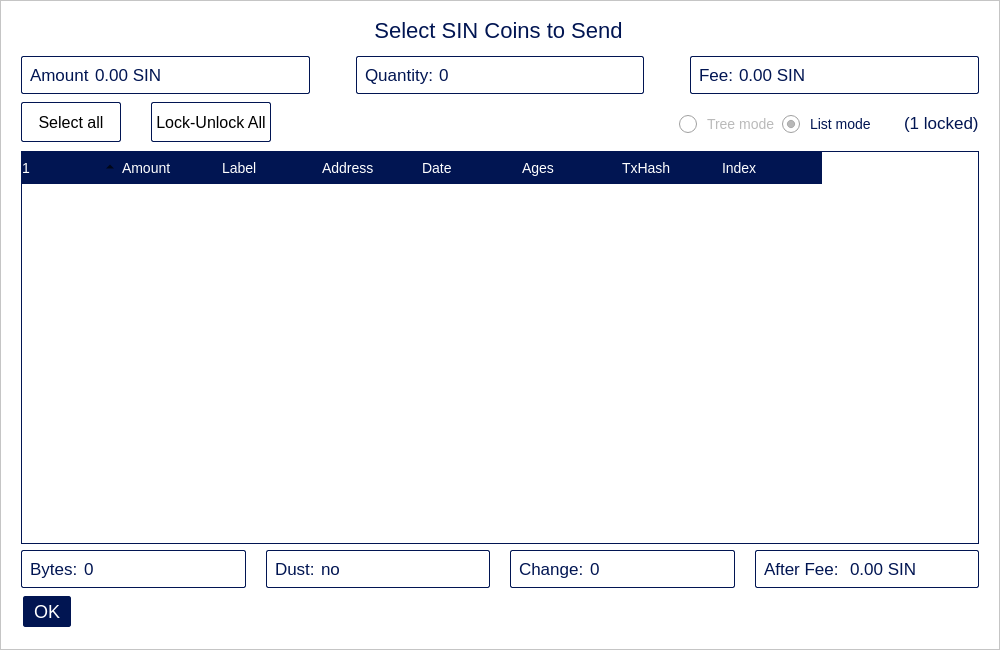
Before: the Qt Designer form src/qt/forms/coincontroldialog.ui in hardwarewise/SIN-core, drawn with Qt 5.
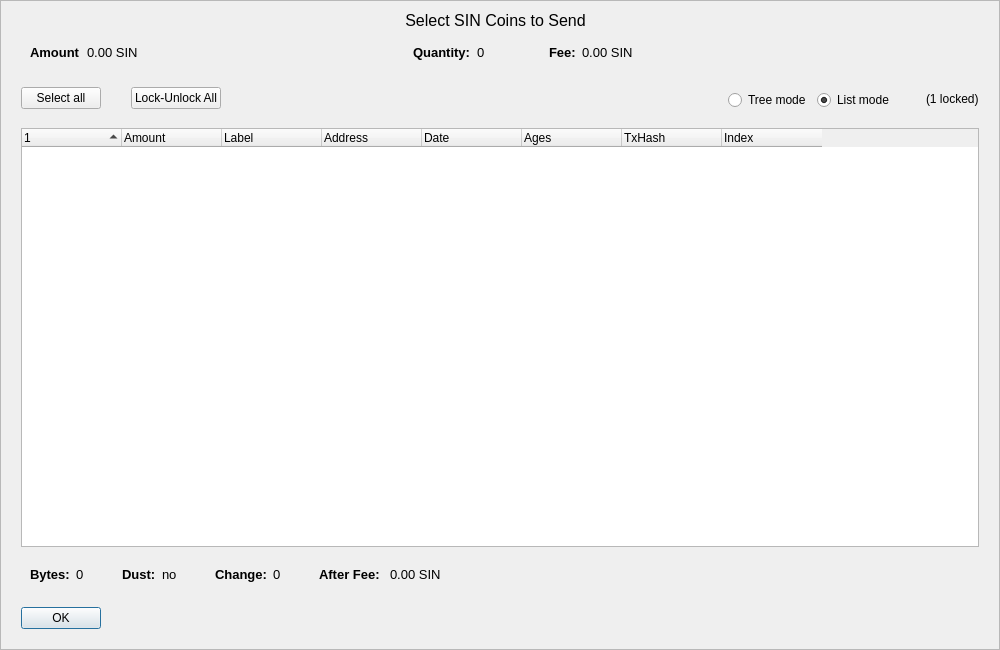
After: the same form once the commit is applied. Icons and pictures are not drawn. Custom widgets are drawn as their Qt base class.

Diff of the .ui file:
```diff
--- a/src/qt/forms/coincontroldialog.ui
+++ b/src/qt/forms/coincontroldialog.ui
@@ -44,183 +44,7 @@
       <number>0</number>
      </property>
      <property name="styleSheet">
-      <string notr="true">QFrame {
-background-color : #FFFFFF;
-}
-#btnEsc {
-    qproperty-icon: url(&quot;:/images/close&quot;) off,
-    url(&quot;:/images/close&quot;) on ;
-    qproperty-iconSize: 24px 24px;
-    background-color: transparent;
-    border:none;
-}
-
-#treeWidget {
-    border:1px solid #011552;
-    background-color:#FFFFFF;
-    background-position:center;
-    background-repeat:no-repeat;
-    selection-background-color:#DAEBF6;
-    selection-color: white;
-    font-size:14px;
-    border-radius:0px;
-    color: #707070;
-}
-
-#treeWidget::indicator:first:checked{
-    image: url(&quot;://images/checked&quot;);
-}
-#treeWidget::indicator:middle:checked{
-        image: url(&quot;://images/checked&quot;);
-}
-
-#treeWidget::indicator {
-    width: 24px;
-    height: 24px;
-}
-
-#treeWidget::indicator:indeterminate {
-    image: url(&quot;://images/indeterminate&quot;);
-}
-
-#treeWidget::indicator:unchecked {
-    image: url(&quot;://images/unchecked&quot;);
-}
-
-#treeWidget::indicator:checked {
-    image: url(&quot;://images/checked&quot;);
-}
-
-#treeWidget::item {
-    border:none;
-    border-bottom: 1px solid #bababa;
-    border-radius:0px;
-    color: #707070;
-    padding-top: 6px;
-    padding-bottom: 6px;
-    background-color:rgba(255,255,255,100);
-}
-
-#treeWidget::branch:closed:has-children:!has-siblings {
-    border-image: none;
-    background-color:rgba(255,255,255,100);
-    image: url(&quot;://images/rightArrow_small&quot;);
-    border-bottom: 1px solid #bababa;
-}
-
-#treeWidget::branch:closed:has-children:has-siblings {
-    border-image: none;
-    background-color:rgba(255,255,255,100);
-    image: url(&quot;://images/rightArrow_small&quot;);
-    border-bottom: 1px solid #bababa;
-}
-
-
-#treeWidget::branch:open:has-children:!has-siblings,
-#treeWidget::branch:open:has-children:has-siblings {
-    border-image: none;
-    image: url(&quot;://images/downArrow_small&quot;);
-    border-bottom: 1px solid #bababa;
-}
-
-#treeWidget::item:hover {
-    border:none;
-    border-bottom: 1px solid #bababa;
-    border-radius:0px;
-    color: #707070;
-    background-color:#ececec;
-}
-
-#treeWidget::item:selected {
-    border:none;
-    border-bottom: 1px solid #bababa;
-    border-radius:0px;
-    color: #707070;
-    background-color:#DAEBF6;
-}
-
-
-#treeWidget::item:hover:selected {
-    border:none;
-    border-bottom: 1px solid #bababa;
-    border-radius:0px;
-    color: #707070;
-    background-color:#DAEBF6;
-}
-
-
-#treeWidget::branch {
-    background-color: #FFFFFF;
-    selection-background-color:#DAEBF6;
-}
-
-#treeWidget::branch:selected {
-    background-color:#DAEBF6;
-}
-
-#treeWidget::branch:!selected {
-    background-color:#DAEBF6;
-}
-
-#treeWidget::branch:hover {
-    background-color:#f5f5f5;
-}
-
-#treeWidget::branch:!has-children {
-    background-color: #FFFFFF;
-}
-
-QHeaderView::section {
-    background-color: #011552;
-    color: #FFFFFF;
-    padding-top: 6px;
-    padding-bottom: 6px;
-    font-size:14px;
-    border:0px solid #011552;
-}
-
-QRadioButton:checked {
-    color: #011552;
-    font-size:14px;
-}
-
-QRadioButton:unchecked {
-    color: #bababa;
-    font-size:14px;
-}
-
-QRadioButton {
-    color: #bababa;
-    font-size:14px;
-    spacing:10px;
-}
-
-QRadioButton::indicator {
-    width:                  18px;
-    height:                 18px;
-}
-
-QRadioButton::indicator:checked {
-	image: url(':/images/radio_checked');
-}
-
-QRadioButton::indicator:unchecked {
-   image: url(':/images/radio_unchecked');
-}
-
-
-
-.QLabel  #labelCoinControlAfterFeeText, #labelCoinControlAmountText, #labelCoinControlBytesText, #labelCoinControlChangeText, #labelCoinControlLowOutputText, #labelCoinControlFeeText, #labelCoinControlQuantityText {
- color:#011552;
-  font-size:17px;
-}
-
-.QLabel  #labelCoinControlAfterFee, #labelCoinControlAmount, #labelCoinControlBytes, #labelCoinControlChange, #labelCoinControlLowOutput, #labelCoinControlFee, labelCoinControlQuantity { 
-color:#011552;
-    font-size:17px;
-}
-
-</string>
+      <string notr="true"/>
      </property>
      <property name="frameShape">
       <enum>QFrame::StyledPanel</enum>
@@ -267,19 +91,18 @@
           <property name="minimumSize">
            <size>
             <width>0</width>
-            <height>40</height>
+            <height>0</height>
            </size>
           </property>
           <property name="maximumSize">
            <size>
             <width>16777215</width>
-            <height>40</height>
+            <height>16777215</height>
            </size>
           </property>
           <property name="styleSheet">
-           <string notr="true">color:#011552;
-font-size:22px;
-padding-left:30px;</string>
+           <string notr="true">font-size:16px;
+</string>
           </property>
           <property name="text">
            <string>Select SIN Coins to Send</string>
@@ -305,25 +128,6 @@
           </property>
          </spacer>
         </item>
-        <item>
-         <widget class="QPushButton" name="btnEsc">
-          <property name="minimumSize">
-           <size>
-            <width>24</width>
-            <height>24</height>
-           </size>
-          </property>
-          <property name="maximumSize">
-           <size>
-            <width>24</width>
-            <height>24</height>
-           </size>
-          </property>
-          <property name="text">
-           <string/>
-          </property>
-         </widget>
-        </item>
        </layout>
       </item>
       <item>
@@ -338,14 +142,19 @@
          <widget class="QWidget" name="layoutAmount" native="true">
           <property name="styleSheet">
            <string notr="true">#layoutAmount {
-background-color:#FFFFFF;
-border:  1px solid #011552;
 border-radius:2px;
 }</string>
           </property>
           <layout class="QHBoxLayout" name="horizontalLayout_9" stretch="0,1">
            <item>
             <widget class="QLabel" name="labelCoinControlAmountText">
+             <property name="font">
+              <font>
+               <pointsize>10</pointsize>
+               <weight>75</weight>
+               <bold>true</bold>
+              </font>
+             </property>
              <property name="text">
               <string>Amount</string>
              </property>
@@ -353,6 +162,11 @@
            </item>
            <item>
             <widget class="QLabel" name="labelCoinControlAmount">
+             <property name="font">
+              <font>
+               <pointsize>10</pointsize>
+              </font>
+             </property>
              <property name="text">
               <string>0.00 SIN</string>
              </property>
@@ -381,14 +195,23 @@
          <widget class="QWidget" name="layoutQuantity" native="true">
           <property name="styleSheet">
            <string notr="true">#layoutQuantity {
-background-color:#FFFFFF;
-border:  1px solid #011552;
+
 border-radius:2px;
 }</string>
           </property>
-          <layout class="QHBoxLayout" name="horizontalLayout_10" stretch="0,1">
+          <layout class="QHBoxLayout" name="horizontalLayout_10" stretch="0,0">
            <item>
             <widget class="QLabel" name="labelCoinControlQuantityText">
+             <property name="font">
+              <font>
+               <pointsize>10</pointsize>
+               <weight>75</weight>
+               <bold>true</bold>
+              </font>
+             </property>
+             <property name="styleSheet">
+              <string notr="true"/>
+             </property>
              <property name="text">
               <string>Quantity:</string>
              </property>
@@ -396,9 +219,13 @@
            </item>
            <item>
             <widget class="QLabel" name="labelCoinControlQuantity">
+             <property name="font">
+              <font>
+               <pointsize>10</pointsize>
+              </font>
+             </property>
              <property name="styleSheet">
-              <string notr="true">color:#011552;
-    font-size:17px;</string>
+              <string notr="true"/>
              </property>
              <property name="text">
               <string>0</string>
@@ -428,14 +255,19 @@
          <widget class="QWidget" name="layoutFee" native="true">
           <property name="styleSheet">
            <string notr="true">#layoutFee {
-background-color:#FFFFFF;
-border:  1px solid #011552;
 border-radius:2px;
 }</string>
           </property>
-          <layout class="QHBoxLayout" name="horizontalLayout_11" stretch="0,1">
+          <layout class="QHBoxLayout" name="horizontalLayout_11" stretch="0,0">
            <item>
             <widget class="QLabel" name="labelCoinControlFeeText">
+             <property name="font">
+              <font>
+               <pointsize>10</pointsize>
+               <weight>75</weight>
+               <bold>true</bold>
+              </font>
+             </property>
              <property name="text">
               <string>Fee:</string>
              </property>
@@ -443,6 +275,11 @@
            </item>
            <item>
             <widget class="QLabel" name="labelCoinControlFee">
+             <property name="font">
+              <font>
+               <pointsize>10</pointsize>
+              </font>
+             </property>
              <property name="text">
               <string>0.00 SIN</string>
              </property>
@@ -451,6 +288,19 @@
           </layout>
          </widget>
         </item>
+        <item>
+         <spacer name="horizontalSpacer">
+          <property name="orientation">
+           <enum>Qt::Horizontal</enum>
+          </property>
+          <property name="sizeHint" stdset="0">
+           <size>
+            <width>40</width>
+            <height>20</height>
+           </size>
+          </property>
+         </spacer>
+        </item>
        </layout>
       </item>
       <item>
@@ -503,24 +353,18 @@
              </property>
              <property name="minimumSize">
               <size>
-               <width>100</width>
+               <width>0</width>
                <height>0</height>
               </size>
              </property>
              <property name="maximumSize">
               <size>
                <width>16777215</width>
-               <height>40</height>
+               <height>16777215</height>
               </size>
              </property>
              <property name="styleSheet">
-              <string notr="true">border:  1px solid #011552;
-height: 20px;    
-background-color:#FFFFFF;
-    padding:4px;
-    font-size:16px;
-    color: 011552;
-    border-radius: 2px;</string>
+              <string notr="true"/>
              </property>
              <property name="text">
               <string>Select all</string>
@@ -565,24 +409,18 @@
              </property>
              <property name="minimumSize">
               <size>
-               <width>100</width>
+               <width>0</width>
                <height>0</height>
               </size>
              </property>
              <property name="maximumSize">
               <size>
                <width>16777215</width>
-               <height>40</height>
+               <height>16777215</height>
               </size>
              </property>
              <property name="styleSheet">
-              <string notr="true">border:  1px solid #011552;
-height: 20px;    
-background-color:#FFFFFF;
-    padding:4px;
-    font-size:16px;
-    color: 011552;
-    border-radius: 2px;</string>
+              <string notr="true"/>
              </property>
              <property name="text">
               <string>Lock-Unlock All</string>
@@ -661,8 +499,7 @@
            <item>
             <widget class="QLabel" name="labelLocked">
              <property name="styleSheet">
-              <string notr="true">color:#011552;
-    font-size:17px;</string>
+              <string notr="true"/>
              </property>
              <property name="text">
               <string>(1 locked)</string>
@@ -690,6 +527,12 @@
           <property name="styleSheet">
            <string notr="true"/>
           </property>
+          <property name="iconSize">
+           <size>
+            <width>16</width>
+            <height>16</height>
+           </size>
+          </property>
           <property name="sortingEnabled">
            <bool>false</bool>
           </property>
@@ -757,21 +600,30 @@
         <property name="leftMargin">
          <number>20</number>
         </property>
+        <property name="topMargin">
+         <number>5</number>
+        </property>
         <property name="rightMargin">
          <number>20</number>
         </property>
+        <property name="bottomMargin">
+         <number>10</number>
+        </property>
         <item>
          <widget class="QWidget" name="layoutBytes" native="true">
           <property name="styleSheet">
-           <string notr="true">#layoutBytes {
-background-color:#FFFFFF;
-border:  1px solid #011552;
-border-radius:2px;
-}</string>
+           <string notr="true"/>
           </property>
-          <layout class="QHBoxLayout" name="horizontalLayout_4" stretch="0,1">
+          <layout class="QHBoxLayout" name="horizontalLayout_4" stretch="0,0">
            <item>
             <widget class="QLabel" name="labelCoinControlBytesText">
+             <property name="font">
+              <font>
+               <pointsize>10</pointsize>
+               <weight>75</weight>
+               <bold>true</bold>
+              </font>
+             </property>
              <property name="text">
               <string>Bytes:</string>
              </property>
@@ -779,6 +631,11 @@
            </item>
            <item>
             <widget class="QLabel" name="labelCoinControlBytes">
+             <property name="font">
+              <font>
+               <pointsize>10</pointsize>
+              </font>
+             </property>
              <property name="text">
               <string>0</string>
              </property>
@@ -790,15 +647,18 @@
         <item>
          <widget class="QWidget" name="layoutDust" native="true">
           <property name="styleSheet">
-           <string notr="true">#layoutDust {
-background-color:#FFFFFF;
-border:  1px solid #011552;
-border-radius:2px;
-}</string>
+           <string notr="true"/>
           </property>
-          <layout class="QHBoxLayout" name="horizontalLayout_5" stretch="0,1">
+          <layout class="QHBoxLayout" name="horizontalLayout_5" stretch="0,0">
            <item>
             <widget class="QLabel" name="labelCoinControlLowOutputText">
+             <property name="font">
+              <font>
+               <pointsize>10</pointsize>
+               <weight>75</weight>
+               <bold>true</bold>
+              </font>
+             </property>
              <property name="text">
               <string>Dust:</string>
              </property>
@@ -806,6 +666,11 @@
            </item>
            <item>
             <widget class="QLabel" name="labelCoinControlLowOutput">
+             <property name="font">
+              <font>
+               <pointsize>10</pointsize>
+              </font>
+             </property>
              <property name="text">
               <string>no</string>
              </property>
@@ -817,15 +682,18 @@
         <item>
          <widget class="QWidget" name="layoutChange" native="true">
           <property name="styleSheet">
-           <string notr="true">#layoutChange {
-background-color:#FFFFFF;
-border:  1px solid #011552;
-border-radius:2px;
-}</string>
+           <string notr="true"/>
           </property>
-          <layout class="QHBoxLayout" name="horizontalLayout_6" stretch="0,1">
+          <layout class="QHBoxLayout" name="horizontalLayout_6" stretch="0,0">
            <item>
             <widget class="QLabel" name="labelCoinControlChangeText">
+             <property name="font">
+              <font>
+               <pointsize>10</pointsize>
+               <weight>75</weight>
+               <bold>true</bold>
+              </font>
+             </property>
              <property name="text">
               <string>Change:</string>
              </property>
@@ -833,6 +701,11 @@
            </item>
            <item>
             <widget class="QLabel" name="labelCoinControlChange">
+             <property name="font">
+              <font>
+               <pointsize>10</pointsize>
+              </font>
+             </property>
              <property name="text">
               <string>0</string>
              </property>
@@ -845,17 +718,21 @@
          <widget class="QWidget" name="layoutAfter" native="true">
           <property name="styleSheet">
            <string notr="true">#layoutAfter {
-background-color:#FFFFFF;
-border:  1px solid #011552;
 border-radius:2px;
 }</string>
           </property>
           <layout class="QHBoxLayout" name="horizontalLayout_7" stretch="0,1">
            <item>
             <widget class="QLabel" name="labelCoinControlAfterFeeText">
+             <property name="font">
+              <font>
+               <pointsize>10</pointsize>
+               <weight>75</weight>
+               <bold>true</bold>
+              </font>
+             </property>
              <property name="styleSheet">
-              <string notr="true">color:#011552;
-    font-size:17px;</string>
+              <string notr="true"/>
              </property>
              <property name="text">
               <string>After Fee: </string>
@@ -864,9 +741,13 @@
            </item>
            <item>
             <widget class="QLabel" name="labelCoinControlAfterFee">
+             <property name="font">
+              <font>
+               <pointsize>10</pointsize>
+              </font>
+             </property>
              <property name="styleSheet">
-              <string notr="true">color:#011552;
-font-size:17px;</string>
+              <string notr="true"/>
              </property>
              <property name="text">
               <string>0.00 SIN</string>
@@ -876,6 +757,19 @@
           </layout>
          </widget>
         </item>
+        <item>
+         <spacer name="horizontalSpacer_3">
+          <property name="orientation">
+           <enum>Qt::Horizontal</enum>
+          </property>
+          <property name="sizeHint" stdset="0">
+           <size>
+            <width>40</width>
+            <height>20</height>
+           </size>
+          </property>
+         </spacer>
+        </item>
        </layout>
       </item>
       <item>
@@ -889,46 +783,30 @@
         <property name="rightMargin">
          <number>26</number>
         </property>
-        <item>
+        <item alignment="Qt::AlignLeft">
          <widget class="QDialogButtonBox" name="buttonBox">
           <property name="sizePolicy">
-           <sizepolicy hsizetype="Maximum" vsizetype="Fixed">
+           <sizepolicy hsizetype="Expanding" vsizetype="Fixed">
             <horstretch>0</horstretch>
             <verstretch>0</verstretch>
            </sizepolicy>
           </property>
           <property name="minimumSize">
            <size>
-            <width>50</width>
-            <height>35</height>
+            <width>0</width>
+            <height>0</height>
            </size>
           </property>
           <property name="styleSheet">
-           <string notr="true">border:  1px solid #011552;
-    background-color:#011552;
-    font-size:18px;
-    padding:4px 10px;
-    color: #FFFFFF;
-    border-radius: 2px;</string>
+           <string notr="true">#buttonBox *[text=&quot;OK&quot;] {
+  min-width: 100px;
+}</string>
           </property>
           <property name="standardButtons">
            <set>QDialogButtonBox::Ok</set>
           </property>
          </widget>
         </item>
-        <item>
-         <spacer name="horizontalSpacer_3">
-          <property name="orientation">
-           <enum>Qt::Horizontal</enum>
-          </property>
-          <property name="sizeHint" stdset="0">
-           <size>
-            <width>558</width>
-            <height>20</height>
-           </size>
-          </property>
-         </spacer>
-        </item>
        </layout>
       </item>
      </layout>
```
